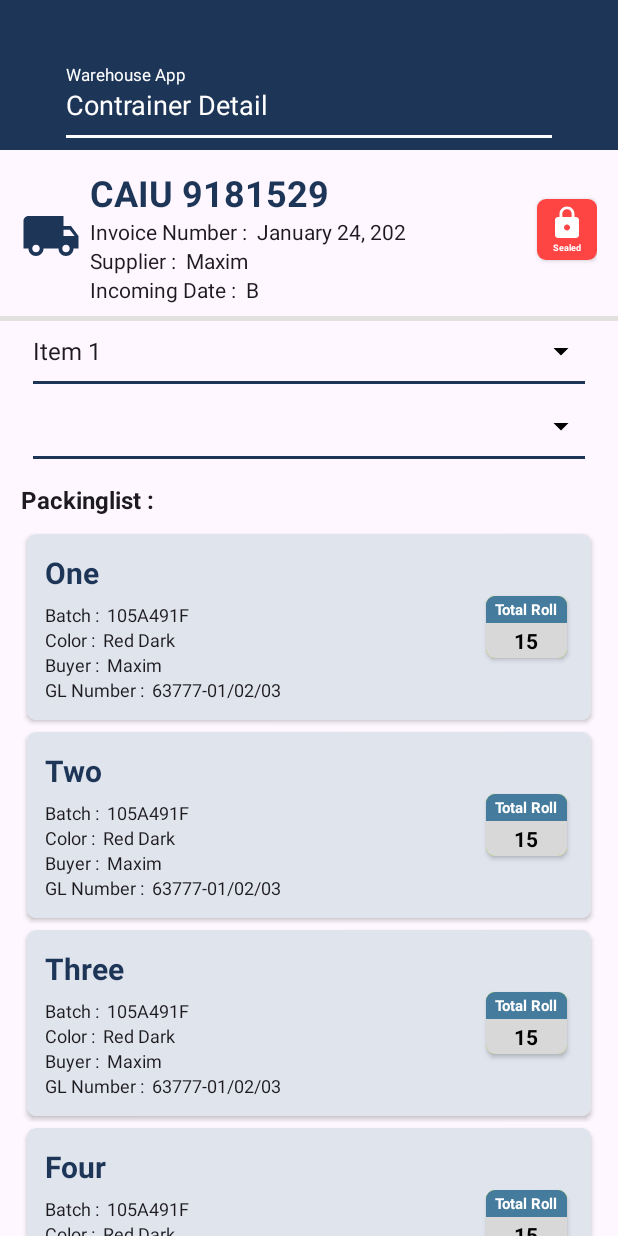
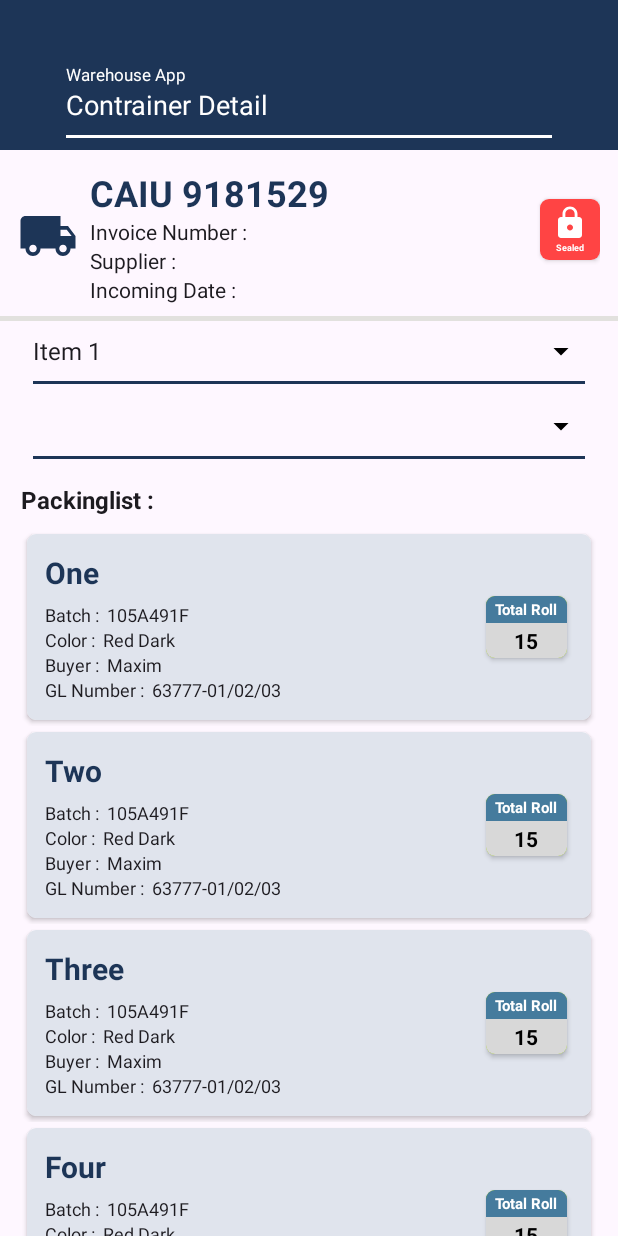
Before and after one commit to van-grafity/warehouse-android-gla, an Android app: the ContainerDetailActivity screen opened directly, with no data from a screen before it, on a phone screen of 412 x 824 dp. Run offline under Robolectric (Android 15) with nearby library versions, the phone set to English and light mode, and no system bars; Roboto replaces fonts that are not available here.

Commit message:
ContainerDetailActivity.java

```diff
--- a/app/src/main/res/layout/activity_container_detail.xml
+++ b/app/src/main/res/layout/activity_container_detail.xml
@@ -12,17 +12,17 @@
         <LinearLayout
             android:id="@+id/rlHeader"
             android:layout_width="match_parent"
-            android:layout_height="100dp"
+            android:layout_height="@dimen/bg_header_height"
             android:background="@color/colorPrimary"
             android:orientation="vertical">
 
             <LinearLayout
                 android:layout_width="match_parent"
-                android:layout_height="wrap_content"
+                android:layout_height="0dp"
                 android:layout_weight="1"
                 android:gravity="bottom"
                 android:orientation="vertical"
-                android:paddingHorizontal="44dp">
+                android:paddingHorizontal="@dimen/bg_header_space_horizontal">
 
                 <LinearLayout
                     android:layout_width="wrap_content"
@@ -33,7 +33,7 @@
                         android:id="@+id/tvName"
                         android:layout_width="match_parent"
                         android:layout_height="wrap_content"
-                        android:text="Warehouse App"
+                        android:text="@string/warehouse_app"
                         android:textAppearance="@style/TextAppearance.Regular11"
                         android:textColor="@android:color/white" />
 
@@ -41,7 +41,7 @@
                         android:id="@+id/tvDept"
                         android:layout_width="match_parent"
                         android:layout_height="wrap_content"
-                        android:text="Contrainer Detail"
+                        android:text="@string/contrainer_detail"
                         android:textAppearance="@style/TextAppearance.Bold18"
                         android:textColor="@android:color/white" />
 
@@ -49,20 +49,14 @@
                         android:id="@+id/tvEditProfile"
                         android:layout_width="wrap_content"
                         android:layout_height="wrap_content"
-                        android:paddingHorizontal="4dp"
-                        android:paddingVertical="2dp"
-                        android:text="Ubah Profile"
+                        android:text="@string/profile_update"
                         android:textAppearance="@style/TextAppearance.Bold14"
                         android:textColor="@android:color/holo_blue_dark"
                         android:textStyle="bold"
                         android:visibility="gone" />
                 </LinearLayout>
 
-                <View
-                    android:layout_width="match_parent"
-                    android:layout_height="2dp"
-                    android:layout_marginVertical="8dp"
-                    android:background="@android:color/white" />
+                <include layout="@layout/line_header"/>
             </LinearLayout>
         </LinearLayout>
 
@@ -70,7 +64,7 @@
             android:id="@+id/rl_container"
             android:layout_width="wrap_content"
             android:layout_height="wrap_content"
-            android:layout_marginTop="12dp"
+            android:layout_marginTop="@dimen/small"
             android:orientation="vertical">
 
             <LinearLayout
@@ -82,17 +76,17 @@
                 <LinearLayout
                     android:layout_width="match_parent"
                     android:layout_height="wrap_content"
-                    android:layout_marginHorizontal="14dp"
+                    android:layout_marginHorizontal="@dimen/small"
                     android:gravity="center"
                     android:orientation="horizontal">
 
                     <ImageView
-                        android:layout_width="40dp"
-                        android:layout_height="40dp"
+                        android:layout_width="@dimen/ic_img_title_size"
+                        android:layout_height="@dimen/ic_img_title_size"
                         android:src="@drawable/ic_shipping" />
 
                     <androidx.legacy.widget.Space
-                        android:layout_width="6dp"
+                        android:layout_width="@dimen/xspace"
                         android:layout_height="wrap_content" />
 
                     <LinearLayout
@@ -104,7 +98,7 @@
                         <TextView
                             android:id="@+id/tv_transaction_number"
                             android:layout_width="wrap_content"
-                            android:layout_height="wrap_content"
+                            android:layout_height="0dp"
                             android:layout_weight="1"
                             android:text="CAIU 9181529"
                             android:textAppearance="@style/TextAppearance.Bold24"
@@ -120,17 +114,15 @@
                                 android:layout_width="wrap_content"
                                 android:layout_height="wrap_content"
                                 android:maxLines="3"
-                                android:text="Invoice Number :  "
+                                android:text="@string/invoice_number"
                                 android:textAppearance="@style/TextAppearance.Regular14" />
 
                             <TextView
                                 android:id="@+id/tv_pallet_no"
                                 android:layout_width="match_parent"
                                 android:layout_height="wrap_content"
-                                android:layout_centerInParent="true"
                                 android:gravity="left"
                                 android:maxLines="1"
-                                android:text="January 24, 202"
                                 android:textAppearance="@style/TextAppearance.Regular14" />
                         </LinearLayout>
 
@@ -143,17 +135,15 @@
                                 android:layout_width="wrap_content"
                                 android:layout_height="wrap_content"
                                 android:maxLines="3"
-                                android:text="Supplier :  "
+                                android:text="@string/supplier"
                                 android:textAppearance="@style/TextAppearance.Regular14" />
 
                             <TextView
                                 android:id="@+id/tv_total_carton"
                                 android:layout_width="match_parent"
                                 android:layout_height="wrap_content"
-                                android:layout_centerInParent="true"
                                 android:gravity="left"
                                 android:maxLines="1"
-                                android:text="Maxim"
                                 android:textAppearance="@style/TextAppearance.Regular14" />
                         </LinearLayout>
 
@@ -166,7 +156,7 @@
                                 android:layout_width="wrap_content"
                                 android:layout_height="wrap_content"
                                 android:maxLines="3"
-                                android:text="Incoming Date :  "
+                                android:text="@string/incoming_date"
                                 android:textAppearance="@style/TextAppearance.Regular14" />
 
                             <TextView
@@ -176,7 +166,6 @@
                                 android:layout_centerInParent="true"
                                 android:gravity="left"
                                 android:maxLines="1"
-                                android:text="B"
                                 android:textAppearance="@style/TextAppearance.Regular14" />
                         </LinearLayout>
                     </LinearLayout>
--- a/app/src/main/res/values/dimens.xml
+++ b/app/src/main/res/values/dimens.xml
@@ -24,4 +24,5 @@
     <dimen name="card_login_space_horizontal">24dp</dimen>
     <dimen name="card_login_support_anim_space_top">50dp</dimen>
     <dimen name="ic_warehouse_size">100dp</dimen>
+    <dimen name="ic_img_title_size">40dp</dimen>
 </resources>
--- a/app/src/main/res/values/strings.xml
+++ b/app/src/main/res/values/strings.xml
@@ -31,4 +31,8 @@
     <string name="email">Email</string>
     <string name="password">Password</string>
     <string name="example_email">example@ghimli.com</string>
+    <string name="contrainer_detail">Contrainer Detail</string>
+    <string name="invoice_number">Invoice Number :</string>
+    <string name="supplier">Supplier :</string>
+    <string name="incoming_date">Incoming Date :</string>
 </resources>
```
